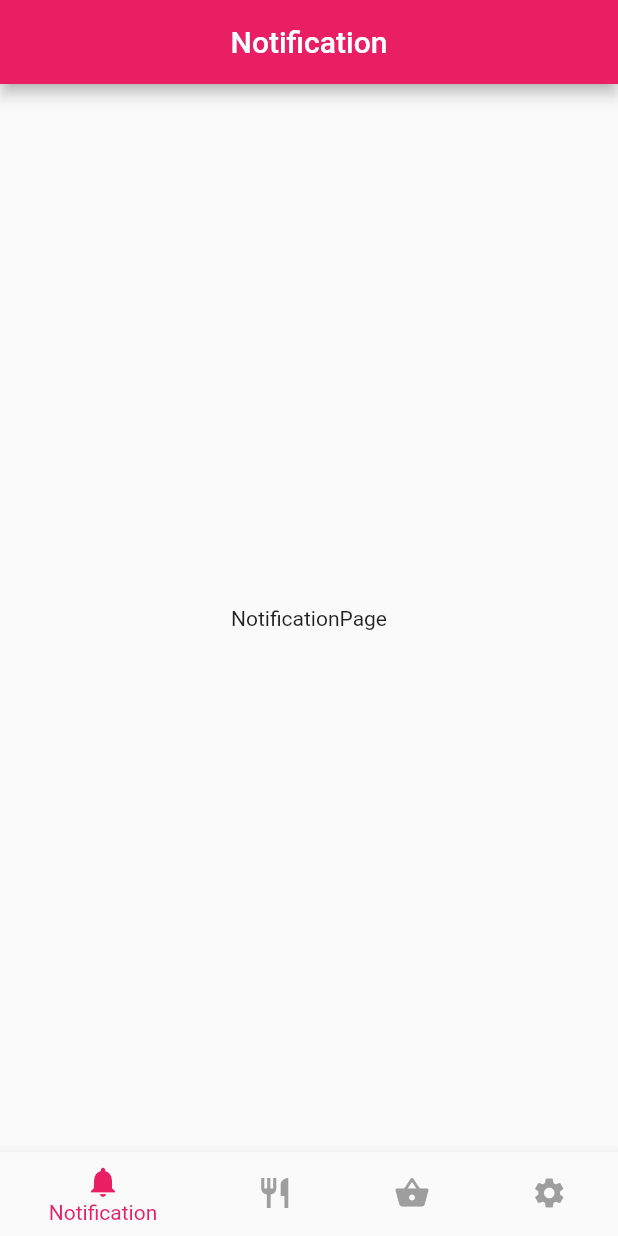
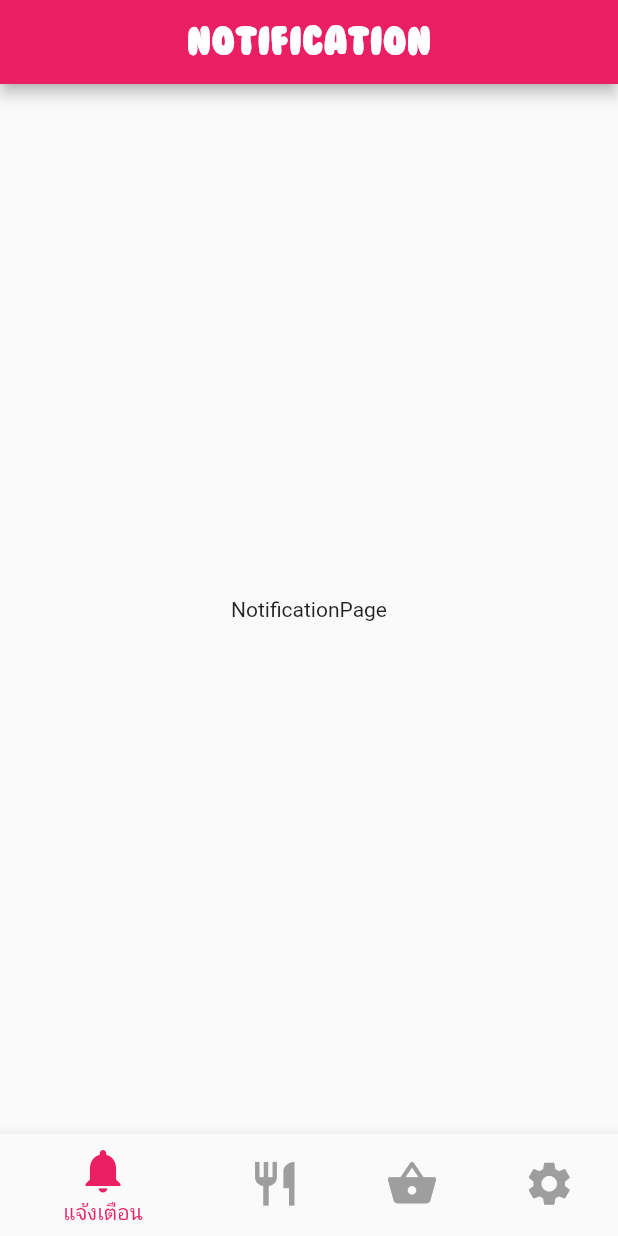
Before and after one commit to benzjakk/khanomfood, a Flutter app: the screen it shows after launch, on a phone screen of 412 x 824 dp. Run offline on Flutter 3.47's test engine with Material 2 defaults, Android fonts, the phone set to English and light mode, and no system bars.

Commit message:
update BottomNavigationBar

```diff
--- a/khanomfood/lib/ui/pages/kitchen_page.dart
+++ b/khanomfood/lib/ui/pages/kitchen_page.dart
@@ -40,7 +40,10 @@ class _KitchenPageState extends State<KitchenPageChild> {
     return Scaffold(
       appBar: AppBar(
         centerTitle: true,
-        title: const Text('Kitchen'),
+        title: const Text(
+          'Kitchen',
+          style: TextStyle(fontFamily: 'Bubblegum', fontSize: 25),
+        ),
       ),
       body: Center(
         child: Column(
--- a/khanomfood/lib/ui/pages/notification_page.dart
+++ b/khanomfood/lib/ui/pages/notification_page.dart
@@ -40,7 +40,10 @@ class _NotificationPageState extends State<NotificationPageChild> {
     return Scaffold(
       appBar: AppBar(
         centerTitle: true,
-        title: const Text('Notification'),
+        title: const Text(
+          'Notification',
+          style: TextStyle(fontFamily: 'Bubblegum', fontSize: 25),
+        ),
       ),
       body: Center(
         child: Column(
--- a/khanomfood/lib/ui/pages/setting_page.dart
+++ b/khanomfood/lib/ui/pages/setting_page.dart
@@ -40,7 +40,10 @@ class _SettingPageState extends State<SettingPageChild> {
     return Scaffold(
       appBar: AppBar(
         centerTitle: true,
-        title: const Text('Setting'),
+        title: const Text(
+          'Setting',
+          style: TextStyle(fontFamily: 'Bubblegum', fontSize: 25),
+        ),
       ),
       body: Center(
         child: Column(
--- a/khanomfood/lib/ui/pages/storefront_page.dart
+++ b/khanomfood/lib/ui/pages/storefront_page.dart
@@ -40,7 +40,10 @@ class _StorefrontPageState extends State<StorefrontPageChild> {
     return Scaffold(
       appBar: AppBar(
         centerTitle: true,
-        title: const Text('Storefront'),
+        title: const Text(
+          'Storefront',
+          style: TextStyle(fontFamily: 'Bubblegum', fontSize: 25),
+        ),
       ),
       body: Center(
         child: Column(
--- a/khanomfood/lib/ui/widgets/navigation_widget.dart
+++ b/khanomfood/lib/ui/widgets/navigation_widget.dart
@@ -56,20 +56,44 @@ class _NavigationState extends State<NavigationChild> {
         selectedItemColor: Colors.pink,
         items: const <BottomNavigationBarItem>[
           BottomNavigationBarItem(
-            icon: Icon(Icons.notifications),
-            title: Text('Notification'),
+            icon: Icon(
+              Icons.notifications,
+              size: 35,
+            ),
+            title: Text(
+              'แจ้งเตือน',
+              style: TextStyle(fontFamily: 'supermarket', fontSize: 14),
+            ),
           ),
           BottomNavigationBarItem(
-            icon: Icon(Icons.restaurant),
-            title: Text('Kitchen'),
+            icon: Icon(
+              Icons.restaurant,
+              size: 35,
+            ),
+            title: Text(
+              'Kitchen',
+              style: TextStyle(fontFamily: 'Bubblegum', fontSize: 15),
+            ),
           ),
           BottomNavigationBarItem(
-            icon: Icon(Icons.shopping_basket),
-            title: Text('Shop'),
+            icon: Icon(
+              Icons.shopping_basket,
+              size: 35,
+            ),
+            title: Text(
+              'Shop',
+              style: TextStyle(fontFamily: 'Bubblegum', fontSize: 15),
+            ),
           ),
           BottomNavigationBarItem(
-            icon: Icon(Icons.settings),
-            title: Text('Setting'),
+            icon: Icon(
+              Icons.settings,
+              size: 35,
+            ),
+            title: Text(
+              'Setting',
+              style: TextStyle(fontFamily: 'Bubblegum', fontSize: 15),
+            ),
           ),
         ],
         currentIndex: _selectedIndex,
```
Also changed, not shown: khanomfood/pubspec.yaml (+9 -0 lines), khanomfood/assets/fonts/Bubblegum.ttf (added), khanomfood/assets/fonts/supermarket.ttf (added).
